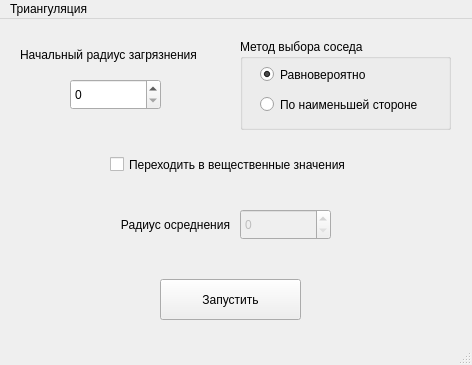
This is ui/ParametersDiffusionWindow.ui in JustBeslan/MasterDiplomProject as Qt 5 draws it before an edit. The edited form follows.
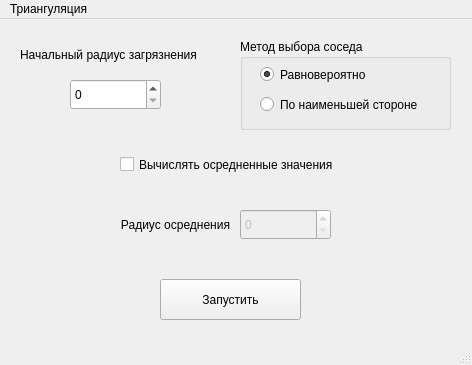
This is the edited form. Icons and pictures are not drawn.

What changed in the file:
```diff
--- a/ui/ParametersDiffusionWindow.ui
+++ b/ui/ParametersDiffusionWindow.ui
@@ -40,14 +40,14 @@
    <widget class="QCheckBox" name="calculating_float_values_checkbox">
     <property name="geometry">
      <rect>
-      <x>110</x>
+      <x>120</x>
       <y>130</y>
-      <width>261</width>
+      <width>231</width>
       <height>31</height>
      </rect>
     </property>
     <property name="text">
-     <string>Переходить в вещественные значения</string>
+     <string>Вычислять осредненные значения</string>
     </property>
    </widget>
    <widget class="QSpinBox" name="analyzing_radius_calculating_float_values_spinbox">
```
Left out of the diff: 6 changed lines with no effect on the pictures.
